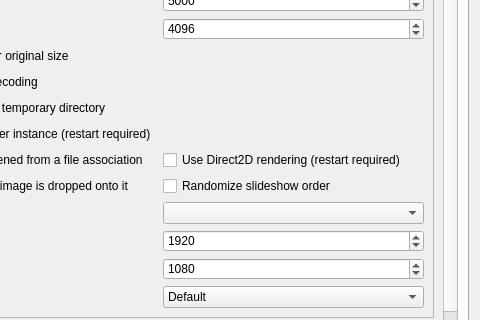
This is apps/quickviewer/src/optionsdialog.ui in nai62/quickviewer as Qt 5 draws it before an edit; both pictures show x 199 to 679 and y 132 to 452 of the 679 by 564 pixel window. The edited form follows.
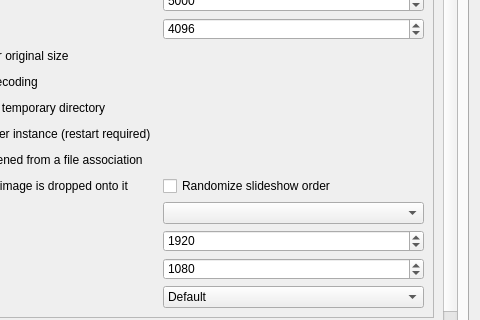
This is the edited form.

Commit message: fix: remove the Direct2D option, whose plug-in is not deployed

The edit to the form file:
```diff
--- a/apps/quickviewer/src/optionsdialog.ui
+++ b/apps/quickviewer/src/optionsdialog.ui
@@ -231,16 +231,6 @@
                 </property>
                </widget>
               </item>
-              <item row="10" column="1">
-               <widget class="QCheckBox" name="checkBoxUseDirect2D">
-                <property name="toolTip">
-                 <string>Direct2D may improve rendering on high-resolution displays. Leave this off unless needed.</string>
-                </property>
-                <property name="text">
-                 <string extracomment="Normally it is drawing with Windows GDI, but switching to drawing by Direct2D. QPA is loaded at startup.">Use Direct2D rendering (restart required)</string>
-                </property>
-               </widget>
-              </item>
               <item row="11" column="0">
                <widget class="QCheckBox" name="checkBoxTopWindowWhenDropped">
                 <property name="text">
```
The commit also changes 19 other files.
